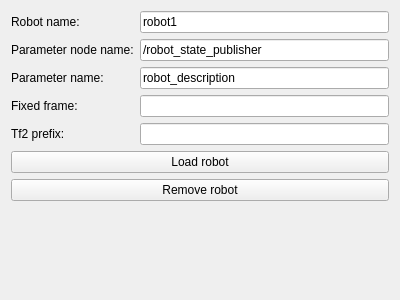
First picture: the form in Resources/UI/qSlicerROS2RobotWidget.ui, repository rosmed/slicer_ros2_module, before the edit.
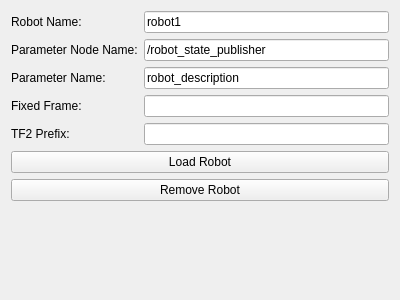
Second picture: the form after the edit.

What changed in the file:
```diff
--- a/Resources/UI/qSlicerROS2RobotWidget.ui
+++ b/Resources/UI/qSlicerROS2RobotWidget.ui
@@ -17,7 +17,7 @@
    <item row="0" column="0">
     <widget class="QLabel" name="label_3">
      <property name="text">
-      <string>Robot name:</string>
+      <string>Robot Name:</string>
      </property>
     </widget>
    </item>
@@ -31,7 +31,7 @@
    <item row="1" column="0">
     <widget class="QLabel" name="label">
      <property name="text">
-      <string>Parameter node name:</string>
+      <string>Parameter Node Name:</string>
      </property>
     </widget>
    </item>
@@ -45,7 +45,7 @@
    <item row="2" column="0">
     <widget class="QLabel" name="label_2">
      <property name="text">
-      <string>Parameter name:</string>
+      <string>Parameter Name:</string>
      </property>
     </widget>
    </item>
@@ -59,7 +59,7 @@
    <item row="3" column="0">
     <widget class="QLabel" name="label_4">
      <property name="text">
-      <string>Fixed frame:</string>
+      <string>Fixed Frame:</string>
      </property>
     </widget>
    </item>
@@ -73,7 +73,7 @@
    <item row="4" column="0">
     <widget class="QLabel" name="label_5">
      <property name="text">
-      <string>Tf2 prefix:</string>
+      <string>TF2 Prefix:</string>
      </property>
     </widget>
    </item>
@@ -87,14 +87,14 @@
    <item row="5" column="0" colspan="2">
     <widget class="QPushButton" name="loadRobotButton">
      <property name="text">
-      <string>Load robot</string>
+      <string>Load Robot</string>
      </property>
     </widget>
    </item>
    <item row="6" column="0" colspan="2">
     <widget class="QPushButton" name="removeRobotButton">
      <property name="text">
-      <string>Remove robot</string>
+      <string>Remove Robot</string>
      </property>
     </widget>
    </item>
```
